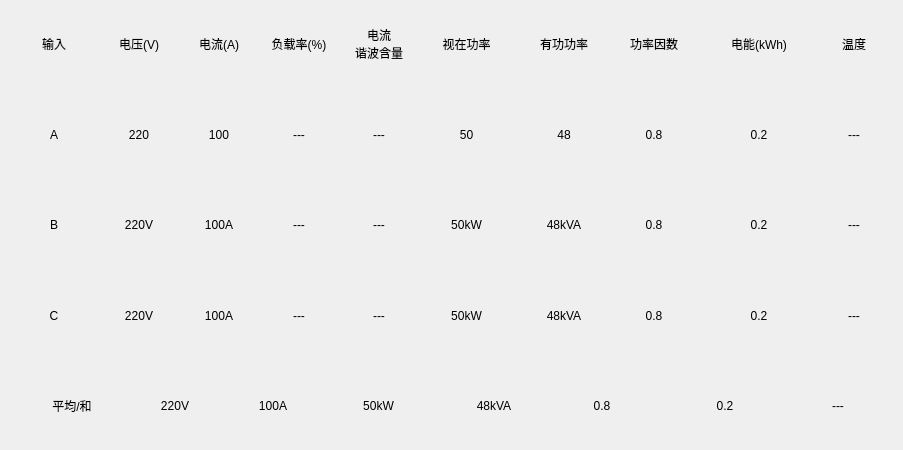
The window that BusBar-Qt/branch/box/boxtotalwid.ui (luozhiyong131/BusBar) describes before a commit, drawn with Qt 5.
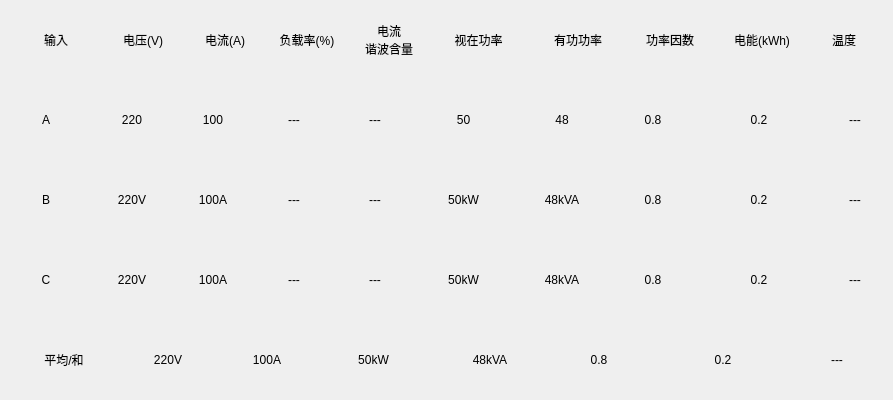
The same window after the commit.

What changed in the file:
```diff
--- a/BusBar-Qt/branch/box/boxtotalwid.ui
+++ b/BusBar-Qt/branch/box/boxtotalwid.ui
@@ -6,8 +6,8 @@
    <rect>
     <x>0</x>
     <y>0</y>
-    <width>903</width>
-    <height>450</height>
+    <width>893</width>
+    <height>400</height>
    </rect>
   </property>
   <property name="minimumSize">
@@ -19,7 +19,7 @@
   <property name="windowTitle">
    <string>Form</string>
   </property>
-  <layout class="QGridLayout" name="gridLayout">
+  <layout class="QGridLayout" name="gridLayout" rowstretch="1,1,1,1,1">
    <property name="leftMargin">
     <number>0</number>
    </property>
@@ -32,18 +32,27 @@
    <property name="bottomMargin">
     <number>0</number>
    </property>
-   <property name="horizontalSpacing">
+   <property name="spacing">
     <number>0</number>
    </property>
-   <property name="verticalSpacing">
-    <number>2</number>
-   </property>
    <item row="4" column="0">
     <widget class="QWidget" name="AllWid" native="true">
-     <layout class="QHBoxLayout" name="horizontalLayout_5">
+     <layout class="QHBoxLayout" name="horizontalLayout_5" stretch="1,1,1,1,1,1,1,1">
       <property name="spacing">
        <number>0</number>
       </property>
+      <property name="leftMargin">
+       <number>0</number>
+      </property>
+      <property name="topMargin">
+       <number>0</number>
+      </property>
+      <property name="rightMargin">
+       <number>0</number>
+      </property>
+      <property name="bottomMargin">
+       <number>0</number>
+      </property>
       <item>
        <widget class="QLabel" name="label_6">
         <property name="minimumSize">
@@ -228,10 +237,22 @@
    </item>
    <item row="3" column="0">
     <widget class="QWidget" name="CWid" native="true">
-     <layout class="QHBoxLayout" name="horizontalLayout_4">
+     <layout class="QHBoxLayout" name="horizontalLayout_4" stretch="1,1,1,1,1,1,1,1,1,1">
       <property name="spacing">
        <number>0</number>
       </property>
+      <property name="leftMargin">
+       <number>0</number>
+      </property>
+      <property name="topMargin">
+       <number>0</number>
+      </property>
+      <property name="rightMargin">
+       <number>0</number>
+      </property>
+      <property name="bottomMargin">
+       <number>0</number>
+      </property>
       <item>
        <widget class="QLabel" name="label_5">
         <property name="minimumSize">
@@ -466,10 +487,22 @@
    </item>
    <item row="2" column="0">
     <widget class="QWidget" name="BWid" native="true">
-     <layout class="QHBoxLayout" name="horizontalLayout_3">
+     <layout class="QHBoxLayout" name="horizontalLayout_3" stretch="1,1,1,1,1,1,1,1,1,1">
       <property name="spacing">
        <number>0</number>
       </property>
+      <property name="leftMargin">
+       <number>0</number>
+      </property>
+      <property name="topMargin">
+       <number>0</number>
+      </property>
+      <property name="rightMargin">
+       <number>0</number>
+      </property>
+      <property name="bottomMargin">
+       <number>0</number>
+      </property>
       <item>
        <widget class="QLabel" name="label_3">
         <property name="minimumSize">
@@ -704,10 +737,22 @@
    </item>
    <item row="1" column="0">
     <widget class="QWidget" name="AWid" native="true">
-     <layout class="QHBoxLayout" name="horizontalLayout_2">
+     <layout class="QHBoxLayout" name="horizontalLayout_2" stretch="1,1,1,1,1,1,1,1,1,1">
       <property name="spacing">
        <number>0</number>
       </property>
+      <property name="leftMargin">
+       <number>0</number>
+      </property>
+      <property name="topMargin">
+       <number>0</number>
+      </property>
+      <property name="rightMargin">
+       <number>0</number>
+      </property>
+      <property name="bottomMargin">
+       <number>0</number>
+      </property>
       <item>
        <widget class="QLabel" name="label_2">
         <property name="minimumSize">
@@ -1127,13 +1172,13 @@
        <widget class="QLabel" name="label_8">
         <property name="minimumSize">
          <size>
-          <width>130</width>
+          <width>100</width>
           <height>25</height>
          </size>
         </property>
         <property name="maximumSize">
          <size>
-          <width>130</width>
+          <width>100</width>
           <height>16777215</height>
          </size>
         </property>
```
